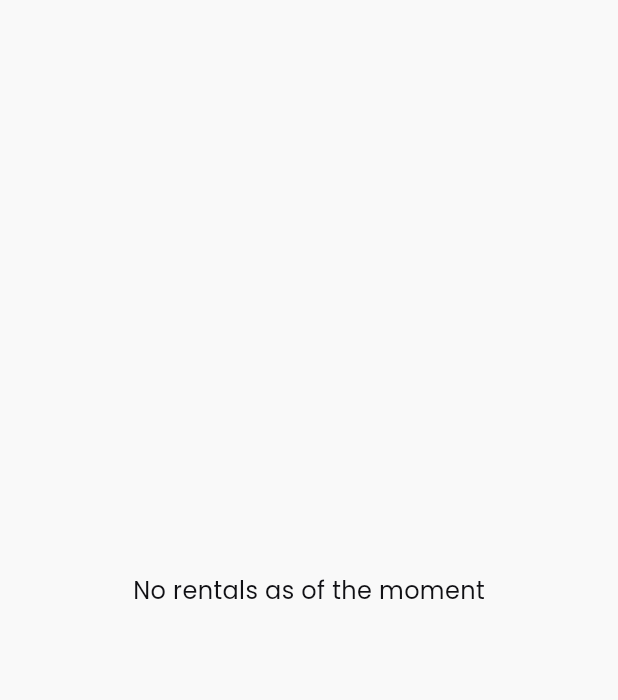
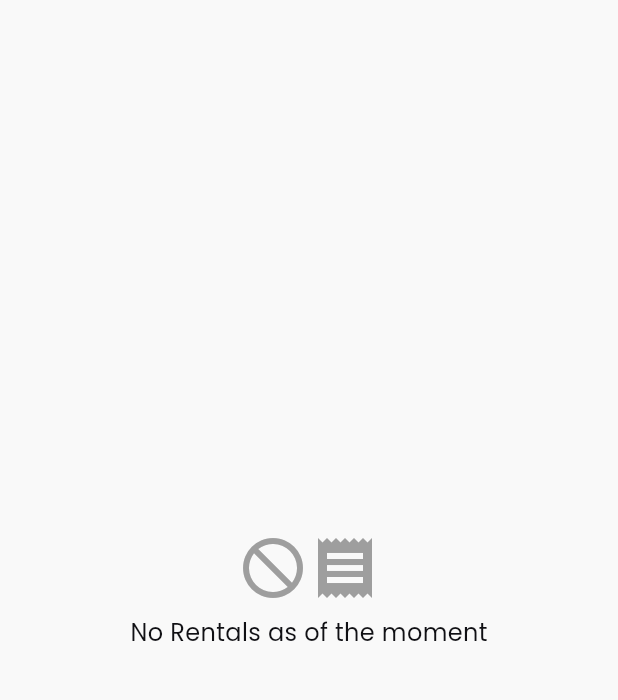
Before and after one commit to igotjulius/joiner_2, a Flutter app: the CraRentalsWidget screen opened directly, on a phone screen of 412 x 824 dp, the part 69-769 px from its top. Run offline on Flutter 3.47's test engine with Material 2 defaults, Android fonts, the phone set to English and light mode, and no system bars; our stand-ins replace auto_size_text, cached_network_image, carousel_slider, dio, dropdown_button2, file_picker and 12 more; missing offline and left inert: json_path, mapbox_gl; accounts and stored records are empty; generated files the repository leaves out were written again; network calls fail; project files that could hold a hidden picture were left out.

Commit message:
Icons for Empty Messages

```diff
--- a/lib/flutter_flow/nav/nav.dart
+++ b/lib/flutter_flow/nav/nav.dart
@@ -3,7 +3,6 @@ import 'package:flutter/material.dart';
 import 'package:joiner_1/models/car_model.dart';
 import 'package:joiner_1/models/rental_model.dart';
 import 'package:joiner_1/pages/cra/car/add_car/add_car_widget.dart';
-import 'package:joiner_1/pages/cra/car/cra_car_widget.dart';
 import 'package:joiner_1/pages/cra/car/edit_car/edit_car_widget.dart';
 import 'package:joiner_1/pages/cra/rentals/cra_rentals_widget.dart';
 import 'package:joiner_1/pages/shared_pages/rental_details/rental_details_widget.dart';
--- a/lib/pages/cra/rentals/cra_rentals_widget.dart
+++ b/lib/pages/cra/rentals/cra_rentals_widget.dart
@@ -40,8 +40,30 @@ class _CraRentalsWidgetState extends State<CraRentalsWidget> {
         final rentals = snapshot.data;
         if (rentals == null)
           return Center(
-            child: Text('No rentals as of the moment'),
+            child: Column(
+              mainAxisAlignment: MainAxisAlignment.center,
+              children: [
+                Row(
+                  mainAxisAlignment: MainAxisAlignment.center,
+                  children: [
+                    Icon(
+                      Icons.not_interested,
+                      size: 48.0,
+                      color: Colors.grey,
+                    ),
+                    Icon(
+                      Icons.receipt,
+                      size: 48.0,
+                      color: Colors.grey,
+                    ),
+                  ],
+                ),
+                SizedBox(height: 8.0),
+                Text('No Rentals as of the moment'),
+              ],
+            ),
           );
+
         return SingleChildScrollView(
           child: Column(
             children: [
--- a/lib/pages/user/dashboard/promo_list/promos_list.dart
+++ b/lib/pages/user/dashboard/promo_list/promos_list.dart
@@ -20,7 +20,7 @@ class _PromosListState extends State<PromosList> {
             Row(
               mainAxisAlignment: MainAxisAlignment.spaceBetween,
               children: [
-                Text('Still looking?'),
+                Text('Still looking for a Destination?'),
                 TextButton(
                   onPressed: () {
                     context.pushNamed('BrowseMap');
```
Also changed, not shown: lib/pages/cra/car/cra_car_widget.dart (+24 -2 lines), lib/pages/user/dashboard/dashboard_widget.dart (+16 -3 lines), lib/pages/user/dashboard/tab_views/chat/chat_widget.dart (+14 -3 lines), lib/pages/user/dashboard/tab_views/poll/poll_comp_widget.dart (+24 -1 lines), lib/pages/user/dashboard/tab_views/resources/budget_widget.dart (+24 -2 lines), lib/pages/user/friends/friends_model.dart (+12 -2 lines), lib/pages/user/rentals/rentals_model.dart (+23 -1 lines), assets/images/wave.jpg (added).
